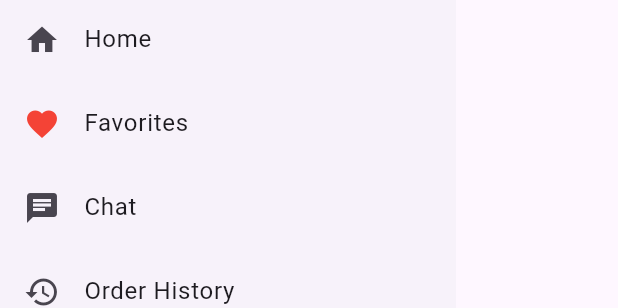
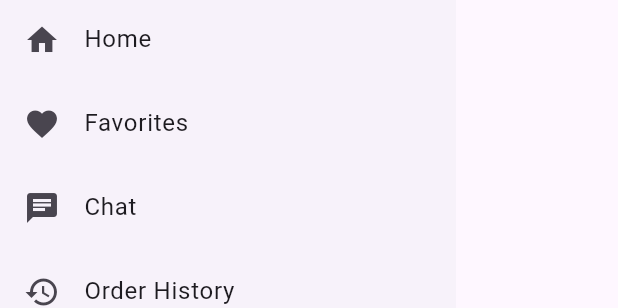
Before and after one commit to musharrafhamraz/Food-Gallery-App, a Flutter app: the CustomerDrawer widget shown alone on an empty page, opened directly, on a phone screen of 412 x 824 dp. Shown: the part 256-564 px from the top of the screen. Run offline on Flutter 3.47's test engine with Material 3 defaults, Android fonts, the phone set to English and light mode, and no system bars; our stand-ins replace cached_network_image, cloud_firestore, firebase_auth, firebase_core, firebase_storage, flutter_spinkit and 3 more; accounts and stored records are empty.

Commit message:
code updated with little adjustments in code refactoring.

```diff
--- a/lib/main.dart
+++ b/lib/main.dart
@@ -14,7 +14,7 @@ void main() async {
   runApp(
     ChangeNotifierProvider(
       create: (context) => FavoriteProvider(),
-      child: MyApp(),
+      child: const MyApp(),
     ),
   );
 }
--- a/lib/screens/customer_side/customer_drawer.dart
+++ b/lib/screens/customer_side/customer_drawer.dart
@@ -142,7 +142,6 @@ class CustomerDrawer extends StatelessWidget {
           ListTile(
             leading: const Icon(
               Icons.favorite,
-              color: Colors.red,
             ),
             title: const Text('Favorites'),
             onTap: () {
```
